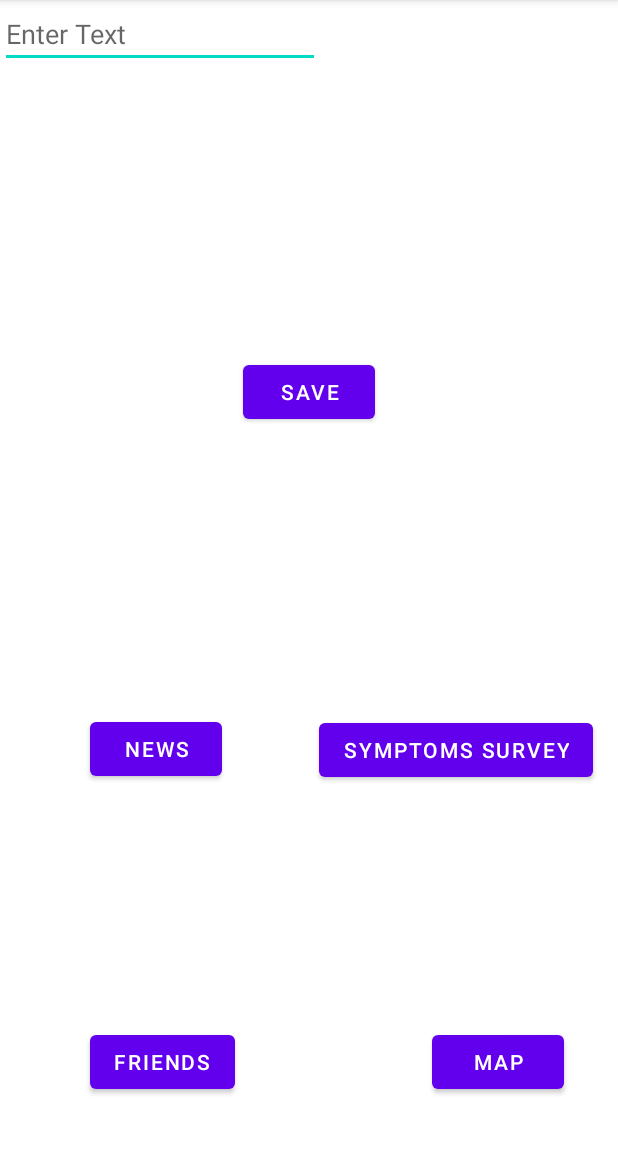
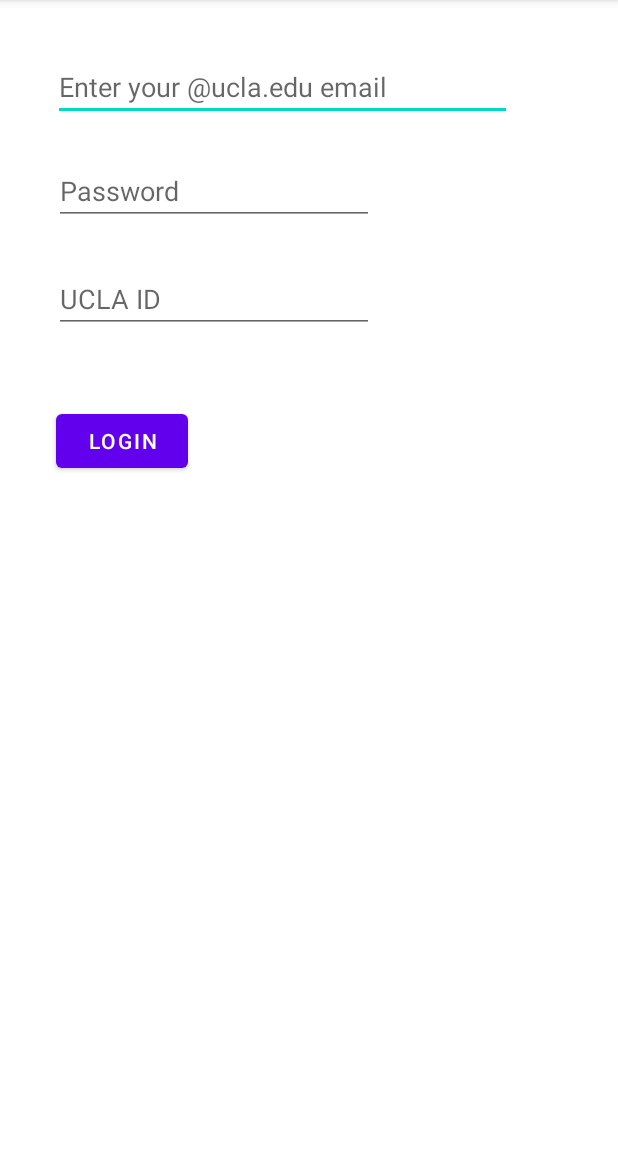
Before and after one commit to TraceLA/TraceLAAndroid, an Android app: the screen it shows after launch (MainActivity before the commit, LoginPage after it), on a phone screen of 412 x 824 dp, the part 84-1236 px from its top. Run offline under Robolectric (Android 15) with nearby library versions, the phone set to English and light mode, and no system bars.

Commit message:
Added LoginPage.java and it's xml layout file LoginPage Pops Up when the MainActivty checks and sees internal memory is empty LoginPage only accepts @ucla.edu email, a length 1 or longer password, and a 9-digit ID Minor problem: the check for empty memory function gets ran every time the MainActivity is resumed

```diff
--- a/app/build.gradle
+++ b/app/build.gradle
@@ -32,9 +32,12 @@ dependencies {
 
     implementation 'androidx.appcompat:appcompat:1.1.0'
     implementation 'com.google.android.material:material:1.1.0'
+    implementation 'com.google.android.gms:play-services-maps:17.0.0'
     implementation 'androidx.constraintlayout:constraintlayout:1.1.3'
     implementation 'androidx.navigation:navigation-fragment:2.2.2'
     implementation 'androidx.navigation:navigation-ui:2.2.2'
+    implementation 'com.android.volley:volley:1.1.1'
+//    implementation 'com.google.android.libraries.maps:maps:3.1.0-beta'
     testImplementation 'junit:junit:4.+'
     androidTestImplementation 'androidx.test.ext:junit:1.1.1'
     androidTestImplementation 'androidx.test.espresso:espresso-core:3.2.0'
--- a/app/src/main/java/edu/ucla/darrenzhang/tracela/MainActivity.java
+++ b/app/src/main/java/edu/ucla/darrenzhang/tracela/MainActivity.java
@@ -5,6 +5,7 @@ import androidx.appcompat.app.AppCompatActivity;
 import android.content.Context;
 import android.content.Intent;
 import android.os.Bundle;
+import android.util.Log;
 import android.view.View;
 import android.widget.Button;
 import android.widget.EditText;
@@ -19,41 +20,64 @@ import java.io.InputStreamReader;
 import java.nio.charset.StandardCharsets;
 
 public class MainActivity extends AppCompatActivity {
-
     @Override
     protected void onCreate(Bundle savedInstanceState) {
         super.onCreate(savedInstanceState);
         setContentView(R.layout.activity_main);
+
+        if (internalMemoryIsEmpty()){
+            Intent loginIntent = new Intent(this, LoginPage.class);
+            startActivity(loginIntent);
+        }
     }
 
     @Override
     protected void onStart() {
         super.onStart();
-        FileInputStream fis = null;
-        try {
-            fis = openFileInput("memory");
-        } catch (FileNotFoundException e) {
-            e.printStackTrace();
-        }
+
         Button saveBtn = findViewById(R.id.saveButton);
         saveBtn.setOnClickListener(new View.OnClickListener() {
             @Override
             public void onClick(View view) {
                 EditText inputString = findViewById(R.id.inputText);
-                write(inputString.getText().toString());
-                display();
+                writeToInternalMemory(inputString.getText().toString());
+//                Backend a = new Backend();
+//                a.getAndPOST("");
+                displayInternalMemory();
             }
         });
 
     }
-    public void write(String s){
+    public boolean internalMemoryIsEmpty(){
+        writeToInternalMemory("");
+
+        FileInputStream stream = null;
+        try {
+            stream = openFileInput("memory");
+        } catch (FileNotFoundException e) {
+            e.printStackTrace();
+        }
+
+        InputStreamReader inputStreamReader = new InputStreamReader(stream, StandardCharsets.UTF_8);
+        try (BufferedReader reader = new BufferedReader((inputStreamReader))){
+            String line = reader.readLine();
+//            Log.d("CHECKMEMORY:",line);
+            if (line == null || line.length() == 0){
+                return true;
+            }
+        }catch (IOException e){
+            e.printStackTrace();
+        }
+        return false;
+    }
+    public void writeToInternalMemory(String s){
         try (FileOutputStream fos = openFileOutput("memory", Context.MODE_APPEND)){
             fos.write(s.getBytes());
         }catch(IOException e){
             e.printStackTrace();
         }
     }
-    public void display(){
+    public void displayInternalMemory(){
         FileInputStream stream = null;
         try {
             stream = openFileInput("memory");
@@ -70,7 +94,6 @@ public class MainActivity extends AppCompatActivity {
                 phrase.append(line);
                 line = reader.readLine();
             }
-//            reader.close();
             TextView outputText = findViewById(R.id.displayText);
             outputText.setText(phrase.toString());
         }catch (IOException e){
--- /dev/null
+++ b/app/src/main/res/layout/activity_login_page.xml
@@ -0,0 +1,77 @@
+<?xml version="1.0" encoding="utf-8"?>
+<androidx.constraintlayout.widget.ConstraintLayout xmlns:android="http://schemas.android.com/apk/res/android"
+    xmlns:app="http://schemas.android.com/apk/res-auto"
+    xmlns:tools="http://schemas.android.com/tools"
+    android:layout_width="match_parent"
+    android:layout_height="match_parent"
+    tools:context=".LoginPage">
+
+    <EditText
+        android:id="@+id/emailEditText"
+        android:layout_width="306dp"
+        android:layout_height="44dp"
+        android:layout_marginStart="35dp"
+        android:layout_marginTop="32dp"
+        android:layout_marginBottom="10dp"
+        android:ems="10"
+        android:hint="Enter your @ucla.edu email"
+        android:inputType="textEmailAddress"
+        app:layout_constraintBottom_toTopOf="@+id/passwordEditText"
+        app:layout_constraintStart_toStartOf="parent"
+        app:layout_constraintTop_toTopOf="parent" />
+
+    <EditText
+        android:id="@+id/passwordEditText"
+        android:layout_width="wrap_content"
+        android:layout_height="wrap_content"
+        android:layout_marginStart="36dp"
+        android:layout_marginTop="10dp"
+        android:layout_marginBottom="16dp"
+        android:ems="10"
+        android:hint="Password"
+        android:inputType="textPassword"
+        app:layout_constraintBottom_toTopOf="@+id/uclaIDEditText"
+        app:layout_constraintStart_toStartOf="parent"
+        app:layout_constraintTop_toBottomOf="@+id/emailEditText" />
+
+    <EditText
+        android:id="@+id/uclaIDEditText"
+        android:layout_width="wrap_content"
+        android:layout_height="wrap_content"
+        android:layout_marginStart="36dp"
+        android:layout_marginTop="6dp"
+        android:layout_marginBottom="24dp"
+        android:ems="10"
+        android:hint="UCLA ID"
+        android:inputType="number"
+        app:layout_constraintBottom_toTopOf="@+id/loginButton"
+        app:layout_constraintStart_toStartOf="parent"
+        app:layout_constraintTop_toBottomOf="@+id/passwordEditText" />
+
+    <Button
+        android:id="@+id/loginButton"
+        android:layout_width="wrap_content"
+        android:layout_height="wrap_content"
+        android:layout_marginStart="37dp"
+        android:layout_marginTop="20dp"
+        android:layout_marginBottom="445dp"
+        android:text="Login"
+        android:onClick="onLoginClick"
+        app:layout_constraintBottom_toBottomOf="parent"
+        app:layout_constraintStart_toStartOf="parent"
+        app:layout_constraintTop_toBottomOf="@+id/uclaIDEditText" />
+
+    <TextView
+        android:id="@+id/errorTextView"
+        android:layout_width="wrap_content"
+        android:layout_height="wrap_content"
+        android:layout_marginStart="37dp"
+        android:layout_marginTop="18dp"
+        android:layout_marginEnd="374dp"
+        android:layout_marginBottom="405dp"
+        android:textColor="#E60B0B"
+        app:layout_constraintBottom_toBottomOf="parent"
+        app:layout_constraintEnd_toEndOf="parent"
+        app:layout_constraintStart_toStartOf="parent"
+        app:layout_constraintTop_toBottomOf="@+id/loginButton" />
+</androidx.constraintlayout.widget.ConstraintLayout>
```
Also changed, not shown: app/src/main/AndroidManifest.xml (+12 -1 lines), app/src/main/java/edu/ucla/darrenzhang/tracela/LoginPage.java (added, +62 -0 lines).
